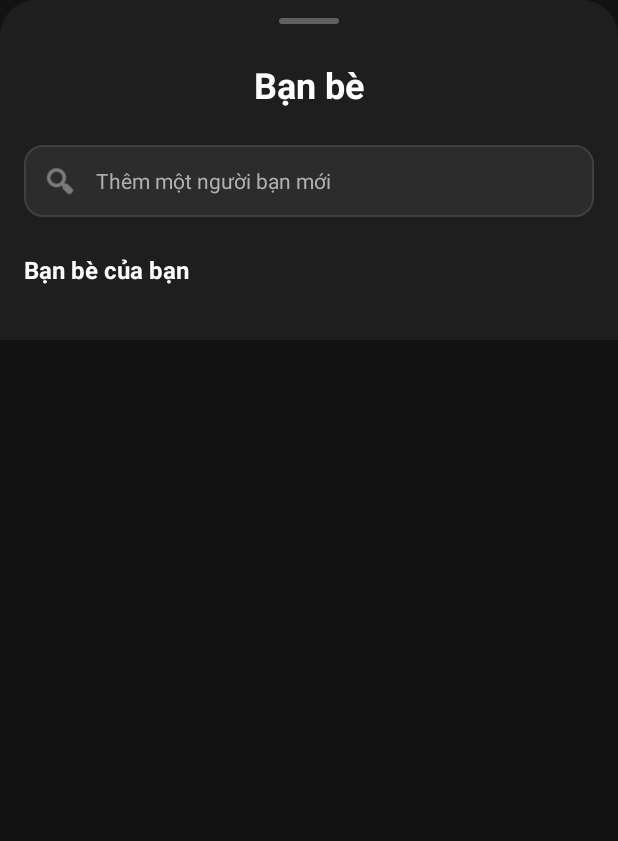
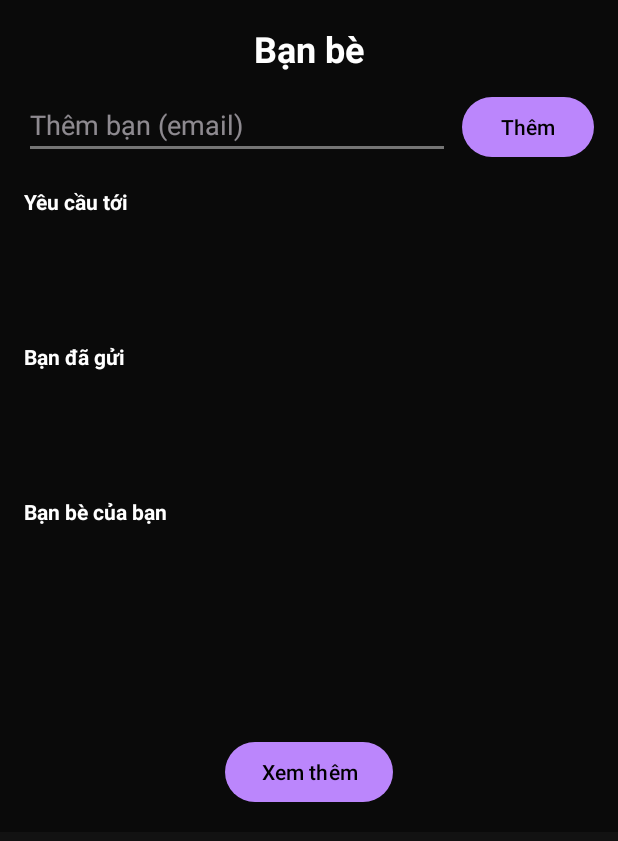
Before and after one commit to duongtronghoa6a-debug/locketclone, an Android app: the layout fragment_friends_bottom_sheet.xml on its own in the app's theme, with its tools: preview values and no code run, on a phone screen of 412 x 824 dp. Shown: the top 841 px of the screen. Run offline under Robolectric (Android 15) with nearby library versions, the phone set to English and light mode, and no system bars.

Commit message:
Tạo phiên bản 3 - cập nhật code mới

```diff
--- a/app/src/main/res/layout/fragment_friends_bottom_sheet.xml
+++ b/app/src/main/res/layout/fragment_friends_bottom_sheet.xml
@@ -1,196 +1,107 @@
 <?xml version="1.0" encoding="utf-8"?>
-<LinearLayout xmlns:android="http://schemas.android.com/apk/res/android"
-    xmlns:app="http://schemas.android.com/apk/res-auto"
+<ScrollView xmlns:android="http://schemas.android.com/apk/res/android"
     android:layout_width="match_parent"
     android:layout_height="wrap_content"
-    android:orientation="vertical"
-    android:background="@drawable/bottom_sheet_background_dark"
-    android:paddingBottom="24dp">
+    android:fillViewport="true">
 
-    <!-- Handle bar -->
-    <View
-        android:id="@+id/handleBar"
-        android:layout_width="40dp"
-        android:layout_height="4dp"
-        android:layout_gravity="center_horizontal"
-        android:layout_marginTop="12dp"
-        android:background="@drawable/handle_bar_background_dark" />
+    <LinearLayout
+        android:orientation="vertical"
+        android:background="@color/black_900"
+        android:padding="16dp"
+        android:layout_width="match_parent"
+        android:layout_height="wrap_content">
 
-    <!-- Tiêu đề "Bạn bè" -->
-    <TextView
-        android:id="@+id/tvTitle"
-        android:layout_width="wrap_content"
-        android:layout_height="wrap_content"
-        android:layout_gravity="center_horizontal"
-        android:layout_marginTop="24dp"
-        android:text="Bạn bè"
-        android:textSize="24sp"
-        android:textStyle="bold"
-        android:textColor="#FFFFFF" />
+        <!-- Big title centered -->
+        <TextView
+            android:id="@+id/tvTitle"
+            android:text="Bạn bè"
+            android:textColor="@color/white"
+            android:textStyle="bold"
+            android:textSize="24sp"
+            android:gravity="center"
+            android:layout_width="match_parent"
+            android:layout_height="wrap_content"/>
 
-    <!-- Hộp tìm kiếm -->
-    <LinearLayout
-        android:id="@+id/searchBox"
-        android:layout_width="match_parent"
-        android:layout_height="wrap_content"
-        android:layout_marginStart="16dp"
-        android:layout_marginEnd="16dp"
-        android:layout_marginTop="24dp"
-        android:background="@drawable/search_box_background_dark"
-        android:orientation="horizontal"
-        android:padding="12dp"
-        android:gravity="center_vertical"
-        android:clickable="true"
-        android:focusable="true">
+        <!-- add friend input -->
+        <LinearLayout
+            android:orientation="horizontal"
+            android:layout_marginTop="12dp"
+            android:layout_width="match_parent"
+            android:layout_height="wrap_content">
 
-        <ImageView
-            android:layout_width="24dp"
-            android:layout_height="24dp"
-            android:src="@android:drawable/ic_menu_search"
-            android:tint="#B0B0B0" />
+            <EditText
+                android:id="@+id/etAdd"
+                android:hint="Thêm bạn (email)"
+                android:backgroundTint="@color/gray_600"
+                android:textColor="@color/white"
+                android:layout_weight="1"
+                android:layout_width="0dp"
+                android:layout_height="wrap_content"/>
 
+            <Button
+                android:id="@+id/btnAdd"
+                android:text="Thêm"
+                android:layout_marginLeft="8dp"
+                android:layout_width="wrap_content"
+                android:layout_height="wrap_content"/>
+        </LinearLayout>
+
+        <!-- INCOMING REQUESTS -->
         <TextView
-            android:layout_width="0dp"
-            android:layout_height="wrap_content"
-            android:layout_weight="1"
-            android:layout_marginStart="12dp"
-            android:text="Thêm một người bạn mới"
-            android:textSize="14sp"
-            android:textColor="#B0B0B0" />
-    </LinearLayout>
-
-    <!-- Section: Yêu cầu kết bạn -->
-    <LinearLayout
-        android:id="@+id/friendRequestSection"
-        android:layout_width="match_parent"
-        android:layout_height="wrap_content"
-        android:orientation="vertical"
-        android:layout_marginTop="24dp"
-        android:visibility="gone">
-
-        <TextView
+            android:text="Yêu cầu tới"
+            android:textColor="@color/white"
+            android:textStyle="bold"
+            android:layout_marginTop="16dp"
             android:layout_width="wrap_content"
-            android:layout_height="wrap_content"
-            android:layout_marginStart="16dp"
-            android:layout_marginEnd="16dp"
-            android:text="Yêu cầu kết bạn"
-            android:textSize="16sp"
-            android:textStyle="bold"
-            android:textColor="#FFFFFF" />
+            android:layout_height="wrap_content"/>
 
         <androidx.recyclerview.widget.RecyclerView
-            android:id="@+id/rvFriendRequests"
+            android:id="@+id/rvIncoming"
+            android:layout_marginTop="8dp"
             android:layout_width="match_parent"
             android:layout_height="wrap_content"
-            android:layout_marginTop="12dp"
-            android:nestedScrollingEnabled="false" />
-    </LinearLayout>
+            android:minHeight="60dp"/>
 
-    <!-- Section: Danh sách bạn bè -->
-    <LinearLayout
-        android:layout_width="match_parent"
-        android:layout_height="wrap_content"
-        android:orientation="vertical"
-        android:layout_marginTop="24dp">
-
+        <!-- SENT REQUESTS -->
         <TextView
+            android:text="Bạn đã gửi"
+            android:textColor="@color/white"
+            android:textStyle="bold"
+            android:layout_marginTop="16dp"
             android:layout_width="wrap_content"
-            android:layout_height="wrap_content"
-            android:layout_marginStart="16dp"
-            android:layout_marginEnd="16dp"
-            android:text="Bạn bè của bạn"
-            android:textSize="16sp"
-            android:textStyle="bold"
-            android:textColor="#FFFFFF" />
+            android:layout_height="wrap_content"/>
 
         <androidx.recyclerview.widget.RecyclerView
-            android:id="@+id/rvFriendsList"
+            android:id="@+id/rvSent"
+            android:layout_marginTop="8dp"
             android:layout_width="match_parent"
             android:layout_height="wrap_content"
-            android:layout_marginTop="12dp"
-            android:nestedScrollingEnabled="false" />
-    </LinearLayout>
+            android:minHeight="60dp"/>
 
-    <!-- Nút "Xem thêm" -->
-    <LinearLayout
-        android:id="@+id/btnSeeMore"
-        android:layout_width="match_parent"
-        android:layout_height="wrap_content"
-        android:layout_marginStart="16dp"
-        android:layout_marginEnd="16dp"
-        android:layout_marginTop="16dp"
-        android:orientation="horizontal"
-        android:gravity="center_vertical"
-        android:visibility="gone"
-        android:clickable="true"
-        android:focusable="true"
-        android:padding="8dp">
+        <!-- FRIENDS LIST -->
+        <TextView
+            android:text="Bạn bè của bạn"
+            android:textColor="@color/white"
+            android:textStyle="bold"
+            android:layout_marginTop="16dp"
+            android:layout_width="wrap_content"
+            android:layout_height="wrap_content"/>
 
-        <View
-            android:layout_width="0dp"
-            android:layout_height="1dp"
-            android:layout_weight="1"
-            android:background="#404040" />
-
-        <TextView
-            android:id="@+id/tvSeeMore"
-            android:layout_width="wrap_content"
-            android:layout_height="wrap_content"
-            android:layout_marginStart="12dp"
-            android:layout_marginEnd="12dp"
-            android:text="Xem thêm"
-            android:textSize="14sp"
-            android:textColor="#BB86FC"
-            android:textStyle="bold" />
-
-        <View
-            android:layout_width="0dp"
-            android:layout_height="1dp"
-            android:layout_weight="1"
-            android:background="#404040" />
-    </LinearLayout>
-
-    <!-- Section: Đã chặn - MỚI THÊM -->
-    <LinearLayout
-        android:id="@+id/blockedUsersSection"
-        android:layout_width="match_parent"
-        android:layout_height="wrap_content"
-        android:orientation="vertical"
-        android:layout_marginTop="24dp"
-        android:visibility="gone">
-
-        <LinearLayout
+        <androidx.recyclerview.widget.RecyclerView
+            android:id="@+id/rvFriends"
+            android:layout_marginTop="8dp"
             android:layout_width="match_parent"
             android:layout_height="wrap_content"
-            android:orientation="horizontal"
-            android:layout_marginStart="16dp"
-            android:layout_marginEnd="16dp"
-            android:gravity="center_vertical">
+            android:minHeight="120dp"/>
 
-            <TextView
-                android:layout_width="0dp"
-                android:layout_height="wrap_content"
-                android:layout_weight="1"
-                android:text="Đã chặn"
-                android:textSize="16sp"
-                android:textStyle="bold"
-                android:textColor="#FF5252" />
+        <!-- expand/collapse button for friends -->
+        <Button
+            android:id="@+id/btnToggle"
+            android:text="Xem thêm"
+            android:layout_gravity="center"
+            android:layout_marginTop="12dp"
+            android:layout_width="wrap_content"
+            android:layout_height="wrap_content"/>
 
-            <TextView
-                android:id="@+id/tvBlockedCount"
-                android:layout_width="wrap_content"
-                android:layout_height="wrap_content"
-                android:text="0"
-                android:textSize="14sp"
-                android:textColor="#B0B0B0" />
-        </LinearLayout>
-
-        <androidx.recyclerview.widget.RecyclerView
-            android:id="@+id/rvBlockedUsers"
-            android:layout_width="match_parent"
-            android:layout_height="wrap_content"
-            android:layout_marginTop="12dp"
-            android:nestedScrollingEnabled="false" />
     </LinearLayout>
-
-</LinearLayout>
+</ScrollView>
```
